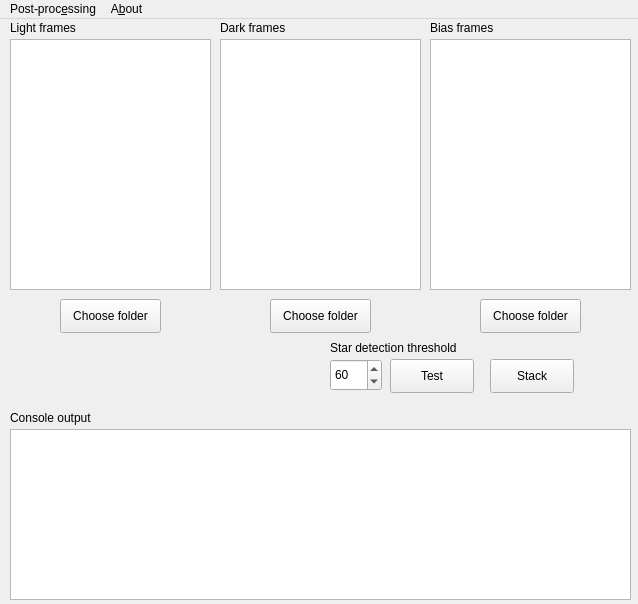
Above: gui.ui from PawelPleskaczynski/AstroStacker before the change. Below: the same form after it.
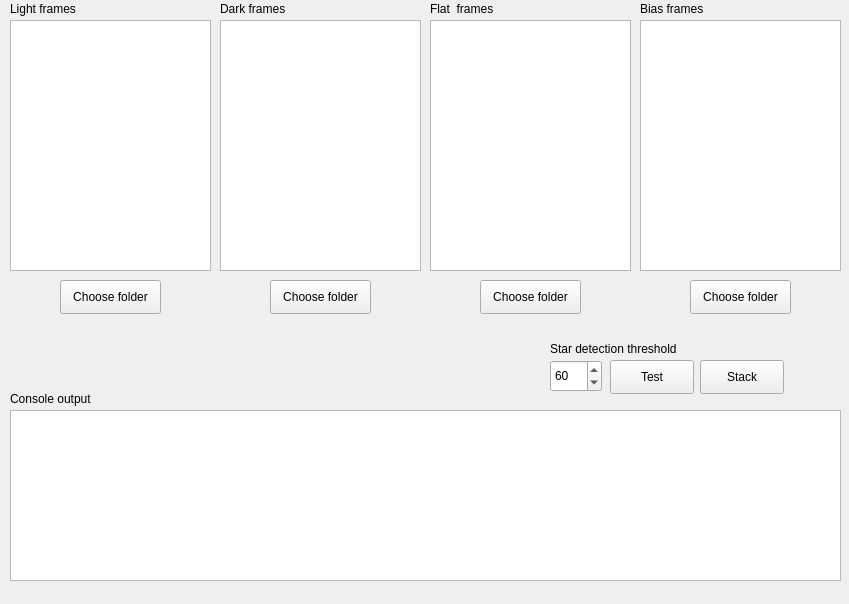
That is the form after the change.

Commit message: added flat calibration

Patch:
```diff
--- a/gui.ui
+++ b/gui.ui
@@ -6,7 +6,7 @@
    <rect>
     <x>0</x>
     <y>0</y>
-    <width>638</width>
+    <width>849</width>
     <height>604</height>
    </rect>
   </property>
@@ -20,8 +20,8 @@
     </property>
     <property name="geometry">
      <rect>
-      <x>490</x>
-      <y>340</y>
+      <x>700</x>
+      <y>360</y>
       <width>84</width>
       <height>34</height>
      </rect>
@@ -50,10 +50,23 @@
      </rect>
     </property>
    </widget>
+   <widget class="QListWidget" name="list_flats">
+    <property name="enabled">
+     <bool>true</bool>
+    </property>
+    <property name="geometry">
+     <rect>
+      <x>430</x>
+      <y>20</y>
+      <width>201</width>
+      <height>251</height>
+     </rect>
+    </property>
+   </widget>
    <widget class="QListWidget" name="list_bias">
     <property name="geometry">
      <rect>
-      <x>430</x>
+      <x>640</x>
       <y>20</y>
       <width>201</width>
       <height>251</height>
@@ -86,10 +99,26 @@
      <string>Dark frames</string>
     </property>
    </widget>
+   <widget class="QLabel" name="file_label_flats">
+    <property name="enabled">
+     <bool>true</bool>
+    </property>
+    <property name="geometry">
+     <rect>
+      <x>430</x>
+      <y>0</y>
+      <width>201</width>
+      <height>18</height>
+     </rect>
+    </property>
+    <property name="text">
+     <string>Flat  frames</string>
+    </property>
+   </widget>
    <widget class="QLabel" name="file_label_bias">
     <property name="geometry">
      <rect>
-      <x>430</x>
+      <x>640</x>
       <y>0</y>
       <width>201</width>
       <height>18</height>
@@ -105,8 +134,8 @@
     </property>
     <property name="geometry">
      <rect>
-      <x>390</x>
-      <y>340</y>
+      <x>610</x>
+      <y>360</y>
       <width>84</width>
       <height>34</height>
      </rect>
@@ -118,7 +147,7 @@
    <widget class="QLabel" name="label_stars">
     <property name="geometry">
      <rect>
-      <x>10</x>
+      <x>310</x>
       <y>370</y>
       <width>141</width>
       <height>18</height>
@@ -131,8 +160,8 @@
    <widget class="QSpinBox" name="threshold">
     <property name="geometry">
      <rect>
-      <x>330</x>
-      <y>340</y>
+      <x>550</x>
+      <y>360</y>
       <width>52</width>
       <height>32</height>
      </rect>
@@ -144,8 +173,8 @@
    <widget class="QLabel" name="threshold_label">
     <property name="geometry">
      <rect>
-      <x>330</x>
-      <y>320</y>
+      <x>550</x>
+      <y>340</y>
       <width>141</width>
       <height>18</height>
      </rect>
@@ -193,7 +222,10 @@
      <string>Choose folder</string>
     </property>
    </widget>
-   <widget class="QPushButton" name="choose_bias">
+   <widget class="QPushButton" name="choose_flats">
+    <property name="enabled">
+     <bool>true</bool>
+    </property>
     <property name="geometry">
      <rect>
       <x>480</x>
@@ -206,12 +238,25 @@
      <string>Choose folder</string>
     </property>
    </widget>
+   <widget class="QPushButton" name="choose_bias">
+    <property name="geometry">
+     <rect>
+      <x>690</x>
+      <y>280</y>
+      <width>101</width>
+      <height>34</height>
+     </rect>
+    </property>
+    <property name="text">
+     <string>Choose folder</string>
+    </property>
+   </widget>
    <widget class="QTextBrowser" name="console">
     <property name="geometry">
      <rect>
       <x>10</x>
       <y>410</y>
-      <width>621</width>
+      <width>831</width>
       <height>171</height>
      </rect>
     </property>
@@ -222,32 +267,6 @@
     </property>
    </widget>
   </widget>
-  <widget class="QMenuBar" name="menuBar">
-   <property name="geometry">
-    <rect>
-     <x>0</x>
-     <y>0</y>
-     <width>638</width>
-     <height>30</height>
-    </rect>
-   </property>
-   <widget class="QMenu" name="menu_About">
-    <property name="title">
-     <string>Post-proc&amp;essing</string>
-    </property>
-    <addaction name="actionLRGB_Combination"/>
-    <addaction name="actionNoise_reduction"/>
-    <addaction name="actionBackground_gradient_removal"/>
-   </widget>
-   <widget class="QMenu" name="menuAbou">
-    <property name="title">
-     <string>A&amp;bout</string>
-    </property>
-    <addaction name="actionSource_code_Readme"/>
-   </widget>
-   <addaction name="menu_About"/>
-   <addaction name="menuAbou"/>
-  </widget>
   <action name="actionLRGB_Combination">
    <property name="text">
     <string>LRGB Combination</string>
```
The commit also changes 2 other files.
